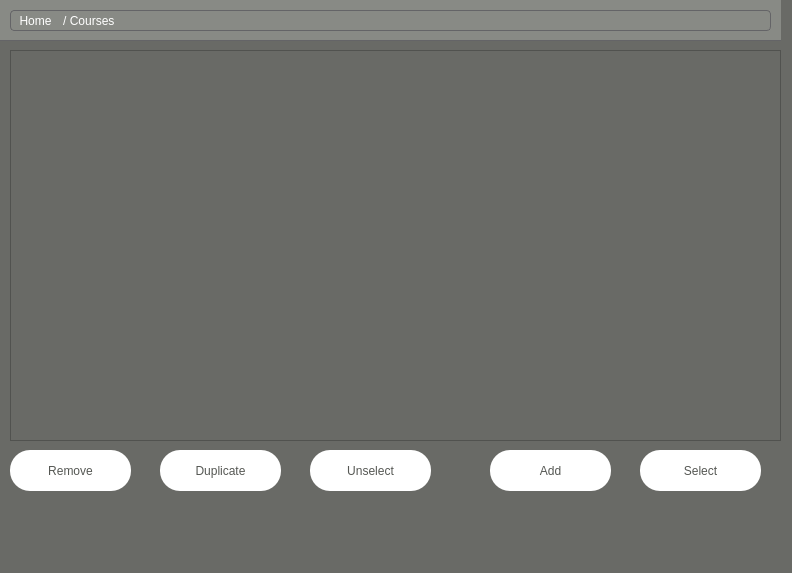
Before: the Qt Designer form qt/IE0217/mainwindow.ui in Jams1001/Proyecto_IE0217, drawn with Qt 5.
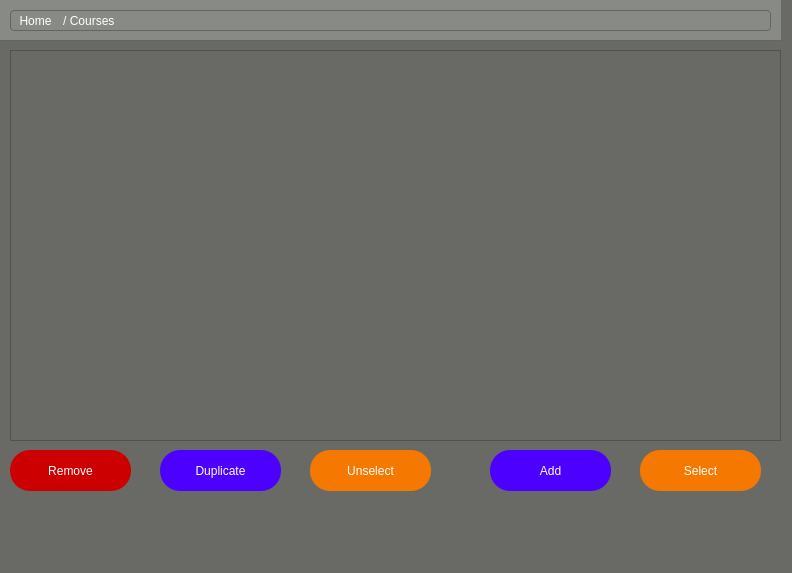
After: the same form once the commit is applied. The open tabs and pages were chosen to show the change.

Commit message: metiendo mas colores locos

Diff of the .ui file:
```diff
--- a/qt/IE0217/mainwindow.ui
+++ b/qt/IE0217/mainwindow.ui
@@ -1347,8 +1347,8 @@
        </rect>
       </property>
       <property name="styleSheet">
-       <string notr="true">background-color: rgb(255, 255, 255);
-color: rgb(85, 87, 83);
+       <string notr="true">background-color: rgb(245, 121, 0);
+color: rgb(255, 255, 255);
 border-radius: 20px;</string>
       </property>
       <property name="text">
@@ -1365,8 +1365,8 @@
        </rect>
       </property>
       <property name="styleSheet">
-       <string notr="true">background-color: rgb(255, 255, 255);
-color: rgb(85, 87, 83);
+       <string notr="true">background-color: rgb(76, 0, 255);
+color: rgb(255, 255, 255);
 border-radius: 20px;</string>
       </property>
       <property name="text">
@@ -1488,8 +1488,8 @@
        </rect>
       </property>
       <property name="styleSheet">
-       <string notr="true">background-color: rgb(255, 255, 255);
-color: rgb(85, 87, 83);
+       <string notr="true">background-color: rgb(76, 0, 255);
+color: rgb(255, 255, 255);
 border-radius: 20px;</string>
       </property>
       <property name="text">
@@ -1506,8 +1506,8 @@
        </rect>
       </property>
       <property name="styleSheet">
-       <string notr="true">background-color: rgb(255, 255, 255);
-color: rgb(85, 87, 83);
+       <string notr="true">background-color: rgb(204, 0, 0);
+color: rgb(255, 255, 255);
 border-radius: 20px;</string>
       </property>
       <property name="text">
@@ -1524,8 +1524,8 @@
        </rect>
       </property>
       <property name="styleSheet">
-       <string notr="true">background-color: rgb(255, 255, 255);
-color: rgb(85, 87, 83);
+       <string notr="true">background-color: rgb(245, 121, 0);
+color: rgb(255, 255, 255);
 border-radius: 20px;</string>
       </property>
       <property name="text">
```
Left out of the diff: 102 changed lines with no effect on the pictures. The commit also changes 1 other file.
